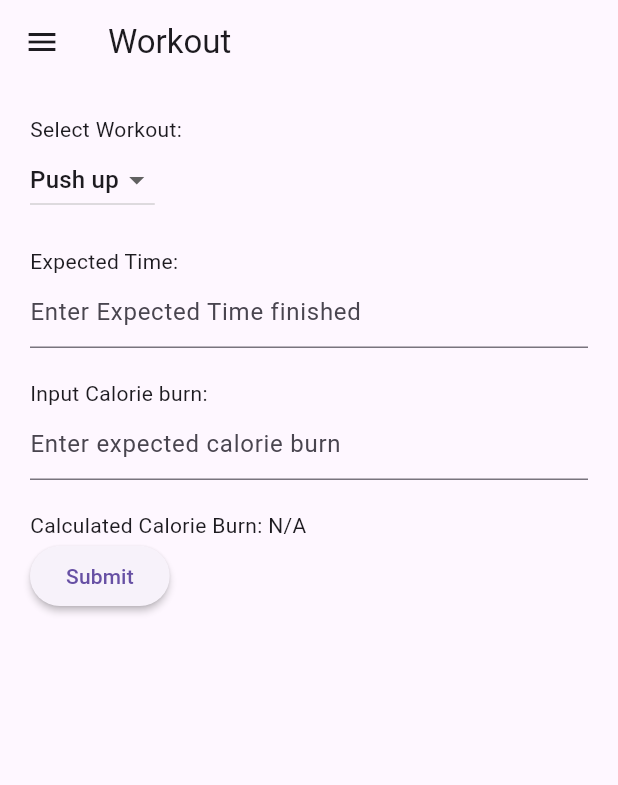
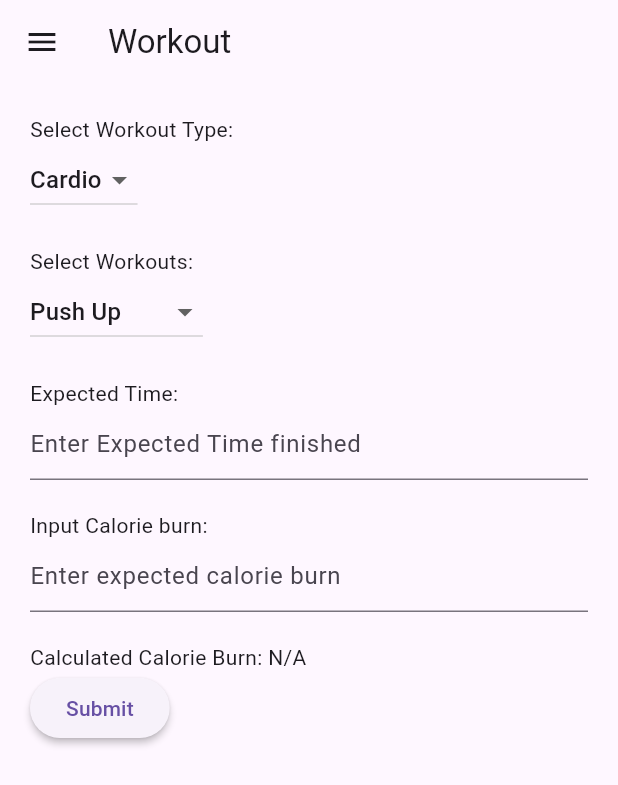
Before and after one commit to bananaNuggets75/personal-trainer-app, a Flutter app: the WorkoutPage screen opened by its route, on a phone screen of 412 x 824 dp. Shown: the top 785 px of the screen. Run offline on Flutter 3.47's test engine with Material 3 defaults, Android fonts, the phone set to English and light mode, and no system bars.

Commit message:
another dropdown for workout type

```diff
--- a/personalTrainerApp/personal_trainer_app/lib/workout_page.dart
+++ b/personalTrainerApp/personal_trainer_app/lib/workout_page.dart
@@ -6,7 +6,8 @@
 }
 
 class _WorkoutPageState extends State<WorkoutPage> {
-  String selectedWorkout = 'Push up';
+  String selectedWorkout = 'Push Up';
+  String selectedWorkoutType = 'Cardio';
   double? expectedTime;
   double? calorieBurn;
 
@@ -38,11 +39,31 @@
         child: Column(
           crossAxisAlignment: CrossAxisAlignment.start,
           children: [
-            Text('Select Workout:'),
+            Text('Select Workout Type:'),
+            DropdownButton<String>(
+              value: selectedWorkoutType,
+              items: <String>['Cardio', 'Chest', 'Leg']
+                  .map<DropdownMenuItem<String>>((String value) {
+                return DropdownMenuItem<String>(
+                  value: value,
+                  child: Text(value),
+                );
+              }).toList(),
+              onChanged: (String? newValue) {
+                if (newValue != null) {
+                  setState(() {
+                    selectedWorkoutType = newValue;
+                  });
+                }
+              },
+            ),
+            SizedBox(height: 20),
+            Text('Select Workouts:'),
             DropdownButton<String>(
               value: selectedWorkout,
-              items: <String>['Push up', 'Squat', 'Pull up']
-                  .map<DropdownMenuItem<String>>((String value) {
+              items: <String>[
+                'Push Up', 'Pull Up', 'Squat', 'Leg Press', 'Barbell Curl', 'Bench Press'
+              ].map<DropdownMenuItem<String>>((String value) {
                 return DropdownMenuItem<String>(
                   value: value,
                   child: Text(value),
```
